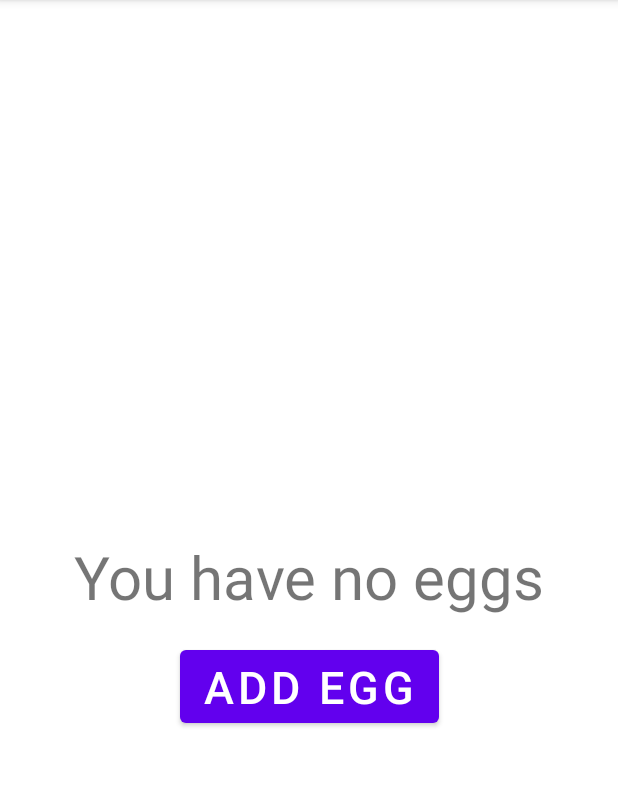
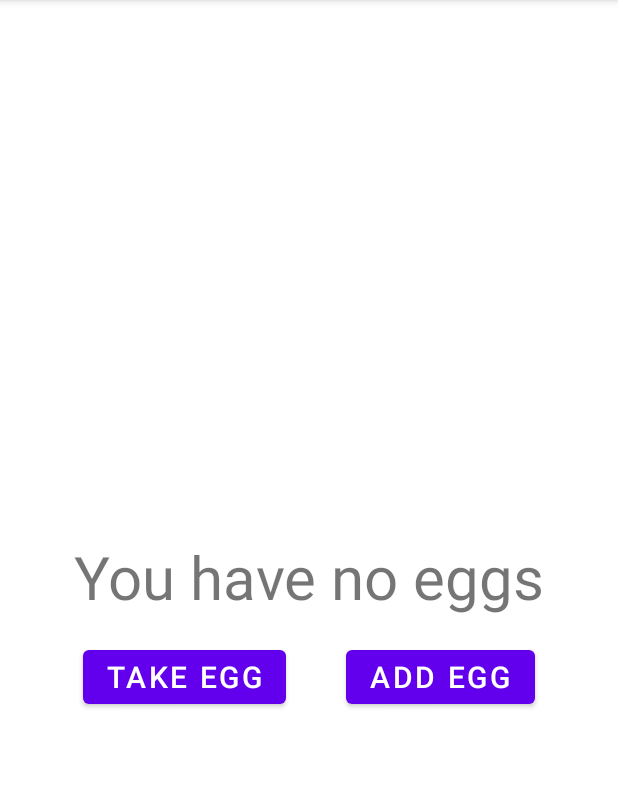
Before and after one commit to Tardigrada029/EggCounterLvl1, an Android app: the screen it shows after launch (MainActivity), on a phone screen of 412 x 824 dp, the part 84-871 px from its top. Run offline under Robolectric (Android 15) with nearby library versions, the phone set to English and light mode, and no system bars.

Commit message:
takeEgg button and functions added

```diff
--- a/app/build.gradle
+++ b/app/build.gradle
@@ -41,7 +41,7 @@ dependencies {
     androidTestImplementation 'androidx.test.ext:junit:1.1.3'
     androidTestImplementation 'androidx.test.espresso:espresso-core:3.4.0'
     // ViewModel
-    implementation("androidx.lifecycle:lifecycle-viewmodel-ktx:2.5.0-rc01")
+    implementation 'androidx.lifecycle:lifecycle-viewmodel-ktx:2.5.0-rc01'
     // Lifecycles only (without ViewModel or LiveData)
-    implementation("androidx.lifecycle:lifecycle-runtime-ktx:2.5.0-rc01")
+    implementation 'androidx.lifecycle:lifecycle-runtime-ktx:2.5.0-rc01'
 }
--- a/app/src/main/java/com/tardigrada/eggcounter/EggCounterViewModel.kt
+++ b/app/src/main/java/com/tardigrada/eggcounter/EggCounterViewModel.kt
@@ -11,6 +11,11 @@ class EggCounterViewModel(application: Application) : AndroidViewModel(applicati
         return eggCounterFunctions.addEgg()
     }
 
+    // function takes 1 egg from the eggs
+    fun takeEgg(): Int {
+        return eggCounterFunctions.takeEgg()
+    }
+
     // function to show the number of eggs
     fun eggs(): Int {
         return eggCounterFunctions.eggs()
--- a/app/src/main/java/com/tardigrada/eggcounter/MainActivity.kt
+++ b/app/src/main/java/com/tardigrada/eggcounter/MainActivity.kt
@@ -11,6 +11,7 @@ class MainActivity : AppCompatActivity() {
     private lateinit var eggCounterViewModel: EggCounterViewModel
     private lateinit var tvCounter: TextView
     private lateinit var btnAddEgg: Button
+    private lateinit var btnTakeEgg: Button
 
     override fun onCreate(savedInstanceState: Bundle?) {
         super.onCreate(savedInstanceState)
@@ -20,14 +21,21 @@ class MainActivity : AppCompatActivity() {
         eggCounterViewModel = ViewModelProvider(this).get(EggCounterViewModel::class.java)
         tvCounter = findViewById(R.id.tvCounter)
         btnAddEgg = findViewById(R.id.btnAddEgg)
+        btnTakeEgg = findViewById(R.id.btnTakeEgg)
 
-        // to show number of eggs after app starts and after landscape/portrait mode change
+        // to show number of eggs after app starts and after landscape/portrait mode changes
         tvCounter.text = eggCounterViewModel.eggCounterString(eggCounterViewModel.eggs())
 
-        // adding clickListener to the button
+        // adding clickListener to the AddEgg button
         btnAddEgg.setOnClickListener {
             eggCounterViewModel.addEgg()
             tvCounter.text = eggCounterViewModel.eggCounterString(eggCounterViewModel.eggs())
         }
+
+        // adding clickListener to the TakeEgg button
+        btnTakeEgg.setOnClickListener {
+            eggCounterViewModel.takeEgg()
+            tvCounter.text = eggCounterViewModel.eggCounterString(eggCounterViewModel.eggs())
+        }
     }
 }
--- a/app/src/main/res/layout/activity_main.xml
+++ b/app/src/main/res/layout/activity_main.xml
@@ -24,8 +24,19 @@
         android:layout_width="wrap_content"
         android:layout_height="wrap_content"
         android:text="Add Egg"
-        android:textSize="30sp"
+        android:textSize="20sp"
         app:layout_constraintEnd_toEndOf="parent"
+        app:layout_constraintHorizontal_bias="0.5"
+        app:layout_constraintStart_toEndOf="@+id/btnTakeEgg"
+        app:layout_constraintTop_toBottomOf="@+id/tvCounter" />
+
+    <Button
+        android:id="@+id/btnTakeEgg"
+        android:layout_width="wrap_content"
+        android:layout_height="wrap_content"
+        android:text="Take Egg"
+        android:textSize="20sp"
+        app:layout_constraintEnd_toStartOf="@+id/btnAddEgg"
         app:layout_constraintHorizontal_bias="0.5"
         app:layout_constraintStart_toStartOf="parent"
         app:layout_constraintTop_toBottomOf="@+id/tvCounter" />
```
Also changed, not shown: app/src/main/java/com/tardigrada/eggcounter/EggCounterFunctions.kt (+10 -0 lines).
